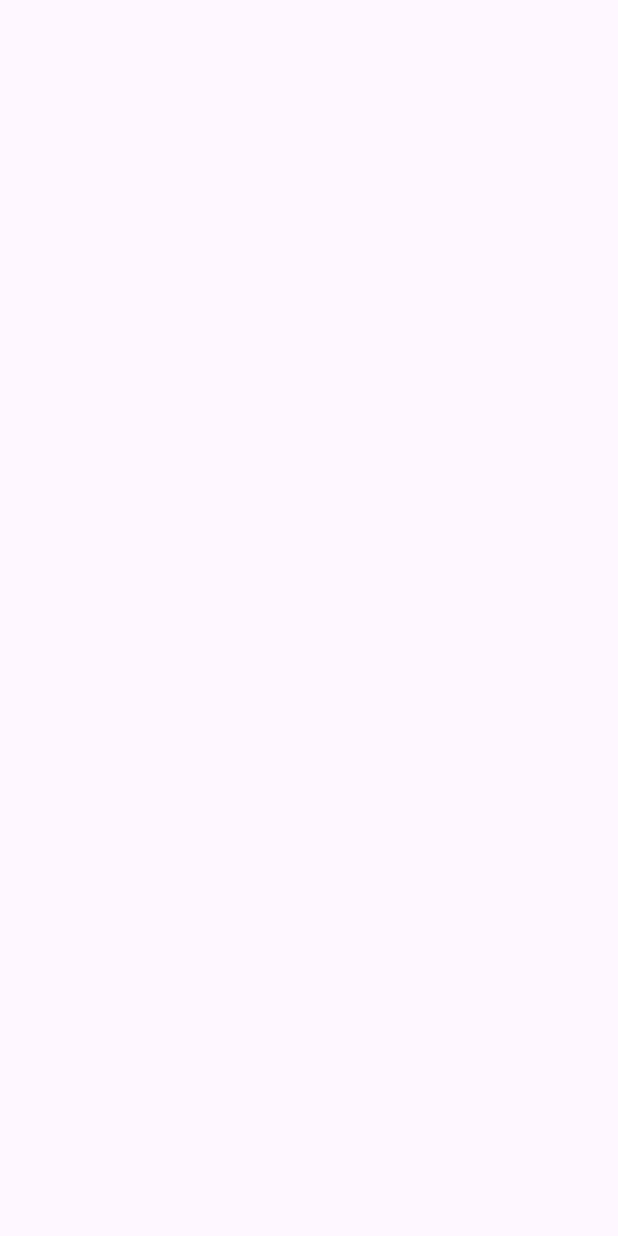
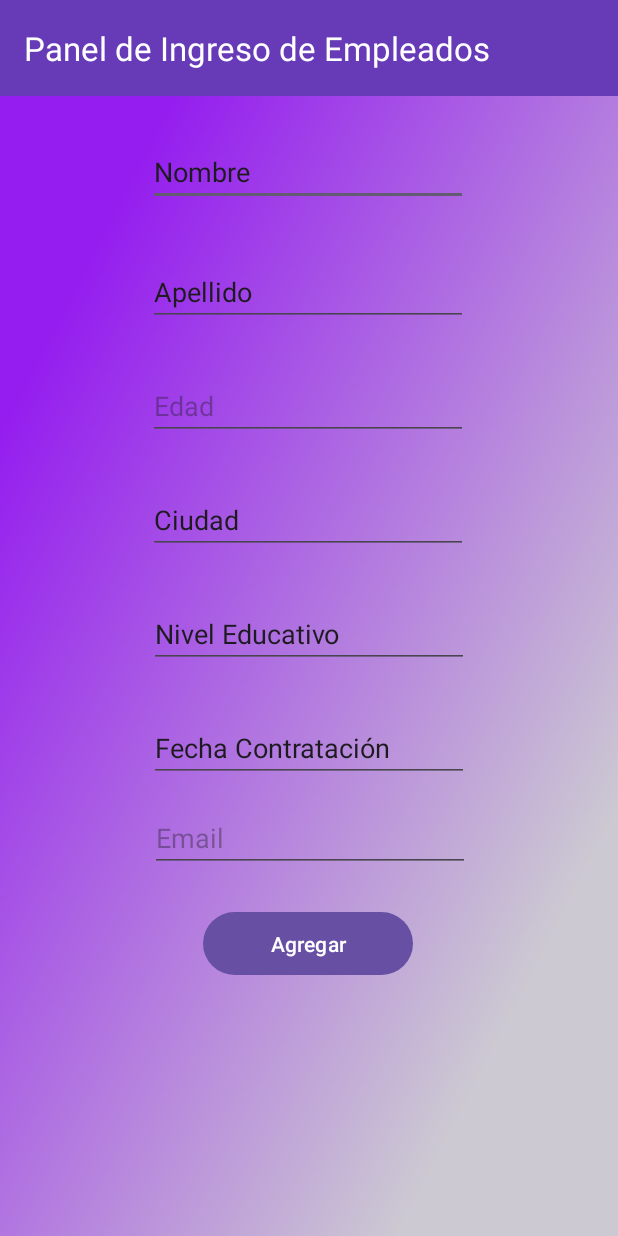
Before and after one commit to dannyedison75/panel-control-asistencia-empleados-movil, an Android app: the AddEmployeeActivity screen opened directly, with no data from a screen before it, on a phone screen of 412 x 824 dp. Before the commit the screen is empty. Run offline under Robolectric (Android 15) with nearby library versions, the phone set to English and light mode, and no system bars.

Commit message:
Generación de campos en ingreso empleados

```diff
--- a/app/src/main/res/layout/activity_add_employee.xml
+++ b/app/src/main/res/layout/activity_add_employee.xml
@@ -5,6 +5,125 @@
     android:id="@+id/main"
     android:layout_width="match_parent"
     android:layout_height="match_parent"
+    android:background="@drawable/fondo"
     tools:context=".AddEmployeeActivity">
 
+    <androidx.appcompat.widget.Toolbar
+        android:id="@+id/toolbar"
+        android:layout_width="match_parent"
+        android:layout_height="?attr/actionBarSize"
+        android:background="@color/purple_dark"
+        android:theme="@style/ThemeOverlay.AppCompat.ActionBar"
+        app:layout_constraintTop_toTopOf="parent"
+        app:title="Panel de Ingreso de Empleados"
+        app:titleTextColor="@android:color/white" />
+
+    <EditText
+        android:id="@+id/editTextAddNombre"
+        android:layout_width="wrap_content"
+        android:layout_height="wrap_content"
+        android:layout_marginStart="40dp"
+        android:layout_marginTop="92dp"
+        android:layout_marginEnd="40dp"
+        android:ems="10"
+        android:inputType="text"
+        android:text="Nombre"
+        app:layout_constraintEnd_toEndOf="parent"
+        app:layout_constraintHorizontal_bias="0.495"
+        app:layout_constraintStart_toStartOf="parent"
+        app:layout_constraintTop_toTopOf="parent" />
+
+    <EditText
+        android:id="@+id/editTextAddApellido"
+        android:layout_width="wrap_content"
+        android:layout_height="wrap_content"
+        android:layout_marginTop="172dp"
+        android:ems="10"
+        android:inputType="text"
+        android:text="Apellido"
+        app:layout_constraintEnd_toEndOf="parent"
+        app:layout_constraintHorizontal_bias="0.497"
+        app:layout_constraintStart_toStartOf="parent"
+        app:layout_constraintTop_toTopOf="parent" />
+
+    <EditText
+        android:id="@+id/editTextAddEmail"
+        android:layout_width="wrap_content"
+        android:layout_height="wrap_content"
+        android:layout_marginTop="536dp"
+        android:ems="10"
+        android:hint="Email"
+        android:inputType="textEmailAddress"
+        app:layout_constraintEnd_toEndOf="parent"
+        app:layout_constraintHorizontal_bias="0.502"
+        app:layout_constraintStart_toStartOf="parent"
+        app:layout_constraintTop_toTopOf="parent" />
+
+    <Button
+        android:id="@+id/buttonAddAgregar"
+        android:layout_width="140dp"
+        android:layout_height="50dp"
+        android:layout_marginTop="604dp"
+        android:text="Agregar"
+        app:layout_constraintEnd_toEndOf="parent"
+        app:layout_constraintHorizontal_bias="0.498"
+        app:layout_constraintStart_toStartOf="parent"
+        app:layout_constraintTop_toTopOf="parent" />
+
+    <EditText
+        android:id="@+id/editTextAddEdad"
+        android:layout_width="wrap_content"
+        android:layout_height="wrap_content"
+        android:layout_marginTop="248dp"
+        android:ems="10"
+        android:hint="Edad"
+        android:inputType="number"
+        app:layout_constraintEnd_toEndOf="parent"
+        app:layout_constraintHorizontal_bias="0.497"
+        app:layout_constraintStart_toStartOf="parent"
+        app:layout_constraintTop_toTopOf="parent" />
+
+    <com.google.android.material.textfield.TextInputLayout
+        android:id="@+id/textInputLayout"
+        android:layout_width="409dp"
+        android:layout_height="wrap_content"
+        tools:layout_editor_absoluteX="1dp"
+        tools:layout_editor_absoluteY="357dp" />
+
+    <EditText
+        android:id="@+id/editTextAddCiudad"
+        android:layout_width="wrap_content"
+        android:layout_height="wrap_content"
+        android:layout_marginTop="324dp"
+        android:ems="10"
+        android:inputType="text"
+        android:text="Ciudad"
+        app:layout_constraintEnd_toEndOf="parent"
+        app:layout_constraintHorizontal_bias="0.497"
+        app:layout_constraintStart_toStartOf="@+id/toolbar"
+        app:layout_constraintTop_toTopOf="parent" />
+
+    <EditText
+        android:id="@+id/editTextAddEducacion"
+        android:layout_width="wrap_content"
+        android:layout_height="wrap_content"
+        android:layout_marginTop="400dp"
+        android:ems="10"
+        android:inputType="text"
+        android:text="Nivel Educativo"
+        app:layout_constraintEnd_toEndOf="@+id/toolbar"
+        app:layout_constraintStart_toStartOf="@+id/toolbar"
+        app:layout_constraintTop_toTopOf="parent" />
+
+    <EditText
+        android:id="@+id/editTextAddFechaContratacion"
+        android:layout_width="wrap_content"
+        android:layout_height="wrap_content"
+        android:layout_marginTop="476dp"
+        android:ems="10"
+        android:inputType="text"
+        android:text="Fecha Contratación"
+        app:layout_constraintEnd_toEndOf="@+id/toolbar"
+        app:layout_constraintStart_toStartOf="@+id/toolbar"
+        app:layout_constraintTop_toTopOf="parent" />
 </androidx.constraintlayout.widget.ConstraintLayout>
```
